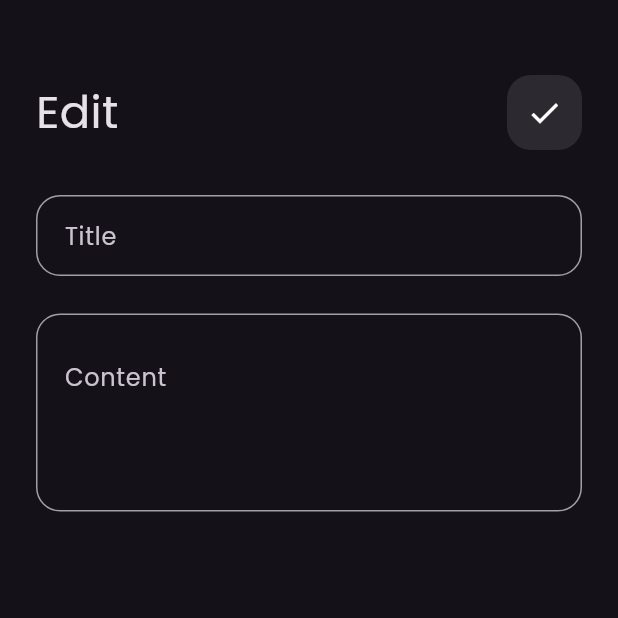
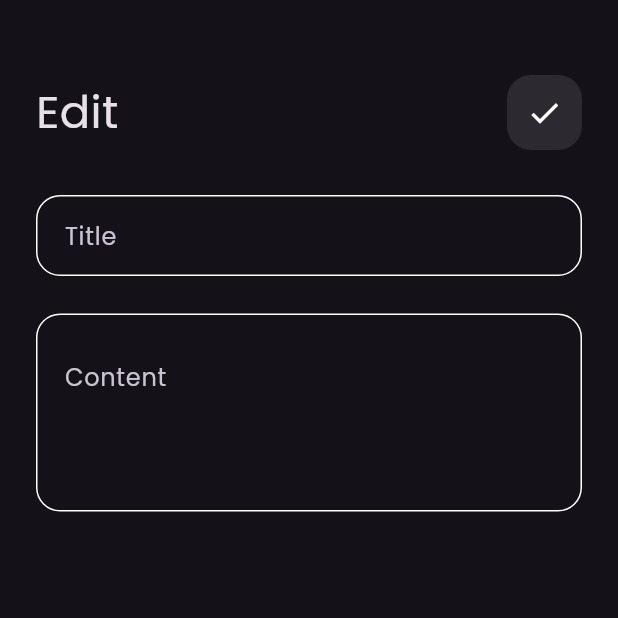
Before and after one commit to elspaey/myNotes, a Flutter app: the Editnoteview screen opened by its route, on a phone screen of 412 x 824 dp, the top half of it. Run offline on Flutter 3.47's test engine with Material 3 defaults, Android fonts, the phone set to English and light mode, and no system bars; our stand-ins replace font_awesome_flutter, hive, hive_flutter; accounts and stored records are empty.

```diff
--- a/lib/views/widgets/customTextField.dart
+++ b/lib/views/widgets/customTextField.dart
@@ -6,30 +6,44 @@ class coustomTextField extends StatelessWidget {
       // this.onChanged,
       this.hintText,
       this.maxLines = 1,
-      this.padding = const EdgeInsets.symmetric(horizontal: 15, vertical: 15)});
+      this.padding = const EdgeInsets.symmetric(horizontal: 15, vertical: 15),
+      this.onSaved});
   final String? hintText;
   // Function(String)? onChanged;
   final int maxLines;
   final EdgeInsetsGeometry padding;
+  final void Function(String?)? onSaved;
   @override
   Widget build(BuildContext context) {
-    return TextField(
+    return TextFormField(
+      validator: (value) {
+        if (value?.isEmpty ?? true) {
+          return "field is required";
+        }
+        return null;
+      },
+      onSaved: onSaved,
       textAlign: TextAlign.left,
       textAlignVertical: TextAlignVertical.center,
       maxLines: maxLines,
       // onChanged: onChanged,
       decoration: InputDecoration(
         contentPadding: padding,
+        hintText: hintText,
         // alignLabelWithHint: true,
-        hintText: hintText,
         // hintStyle: const TextStyle(color: Colors.white),
+        border: OutlineInputBorder(
+            borderRadius: BorderRadius.circular(16),
+            borderSide: const BorderSide(color: Colors.white)),
+        errorBorder: OutlineInputBorder(
+            borderRadius: BorderRadius.circular(16),
+            borderSide: const BorderSide(color: Colors.red)),
         focusedBorder: OutlineInputBorder(
             borderRadius: BorderRadius.circular(16),
             borderSide: const BorderSide(color: Colors.white)),
         enabledBorder: OutlineInputBorder(
             borderRadius: BorderRadius.circular(16),
-            borderSide:
-                const BorderSide(color: Color.fromARGB(153, 255, 255, 255))),
+            borderSide: const BorderSide(color: Colors.white)),
       ),
     );
   }
```
Also changed, not shown: lib/views/widgets/addNoteButtonSheet.dart (+2 -25 lines), lib/views/widgets/addNoteForm.dart (added, +68 -0 lines), lib/views/widgets/customButtom.dart (+5 -4 lines).
